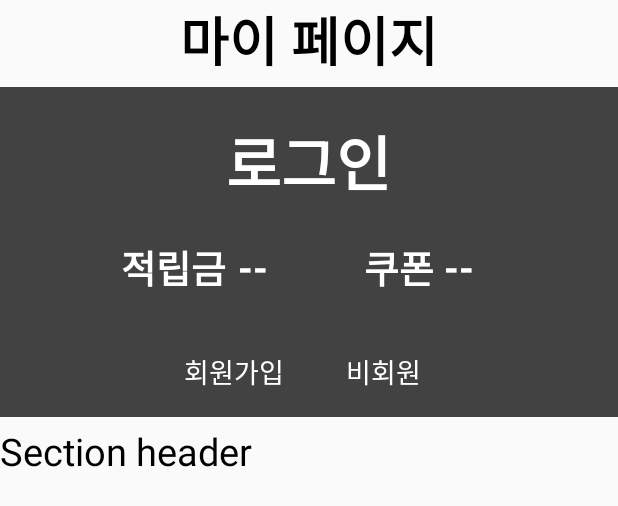
After one commit to minngz/Manzbuy_app, an Android app: the layout mypage_frame_fragment.xml on its own in the app's theme, with its tools: preview values and no code run, on a phone screen of 412 x 824 dp. The commit adds this screen. Shown: the top 506 px of the screen. Run offline under Robolectric (Android 15) with nearby library versions, the phone set to English and light mode, and no system bars.

Commit message:
[MOD] bookmark N mypage
bookmark, mypage modify

```diff
--- /dev/null
+++ b/app/src/main/res/layout/mypage_frame_fragment.xml
@@ -0,0 +1,147 @@
+<?xml version="1.0" encoding="utf-8"?>
+<RelativeLayout xmlns:android="http://schemas.android.com/apk/res/android"
+    android:layout_width="fill_parent"
+    android:layout_height="fill_parent"
+    xmlns:app="http://schemas.android.com/apk/res-auto">
+
+    <RelativeLayout
+        android:layout_width="fill_parent"
+        android:layout_height="fill_parent"
+        android:orientation="vertical">
+
+        <FrameLayout
+            android:id="@+id/mypage_top_id"
+            android:layout_width="match_parent"
+            android:layout_height="wrap_content"
+            android:layout_marginBottom="5dp">
+            <TextView
+                android:layout_width="wrap_content"
+                android:layout_height="wrap_content"
+                android:layout_gravity="center"
+                android:text="마이 페이지"
+                android:textStyle="bold"
+                android:textColor="#000000"
+                android:textSize="35dp"/>
+        </FrameLayout>
+
+        <ScrollView
+            android:layout_width="match_parent"
+            android:layout_height="match_parent"
+            android:fillViewport="true"
+            android:nestedScrollingEnabled="false"
+            android:layout_below="@+id/mypage_top_id">
+
+            <RelativeLayout
+                android:layout_width="match_parent"
+                android:layout_height="wrap_content"
+                android:orientation="vertical">
+                <FrameLayout
+                    android:id="@+id/login_frmae_id"
+                    android:layout_width="match_parent"
+                    android:layout_height="220dp"
+                    android:background="#424242"
+                    android:layout_marginBottom="5dp">
+                        <TextView
+                            android:id="@+id/login_btn"
+                            android:layout_width="wrap_content"
+                            android:layout_height="wrap_content"
+                            android:background="#00ff0000"
+                            android:text="로그인"
+                            android:textColor="@color/colorWhite"
+                            android:textSize="40dp"
+                            android:textStyle="bold"
+                            android:layout_gravity="center"
+                            android:layout_marginBottom="60dp"/>
+                        <TextView
+                            android:layout_width="wrap_content"
+                            android:layout_height="wrap_content"
+                            android:text="적립금"
+                            android:textColor="@color/colorWhite"
+                            android:textSize="25dp"
+                            android:textStyle="bold"
+                            android:layout_gravity="center"
+                            android:layout_marginRight="90dp"
+                            android:layout_marginTop="10dp"/>
+                        <TextView
+                            android:id="@+id/mypage_reserve_mod"
+                            android:layout_width="wrap_content"
+                            android:layout_height="wrap_content"
+                            android:text="--"
+                            android:textStyle="bold"
+                            android:textSize="25dp"
+                            android:textColor="@color/colorWhite"
+                            android:layout_gravity="center"
+                            android:layout_marginRight="37dp"
+                            android:layout_marginTop="10dp"/>
+                        <TextView
+                            android:layout_width="wrap_content"
+                            android:layout_height="wrap_content"
+                            android:textStyle="bold"
+                            android:textColor="@color/colorWhite"
+                            android:textSize="25dp"
+                            android:text="쿠폰"
+                            android:layout_gravity="center"
+                            android:layout_marginTop="10dp"
+                            android:layout_marginLeft="60dp"/>
+                        <TextView
+                            android:id="@+id/mypage_coupon_mod"
+                            android:layout_width="wrap_content"
+                            android:layout_height="wrap_content"
+                            android:text="--"
+                            android:textSize="25dp"
+                            android:textStyle="bold"
+                            android:textColor="@color/colorWhite"
+                            android:layout_gravity="center"
+                            android:layout_marginLeft="100dp"
+                            android:layout_marginTop="10dp"/>
+                        <TextView
+                            android:layout_width="wrap_content"
+                            android:layout_height="wrap_content"
+                            android:id="@+id/signUp_btn"
+                            android:text="회원가입"
+                            android:layout_gravity="center"
+                            android:textSize="18dp"
+                            android:textColor="@color/colorWhite"
+                            android:layout_marginTop="80dp"
+                            android:layout_marginRight="50dp"
+                            android:background="@android:color/transparent"/>
+
+                        <TextView
+                            android:layout_width="wrap_content"
+                            android:layout_height="wrap_content"
+                            android:id="@+id/noSignUp_btn"
+                            android:text="비회원"
+                            android:textSize="18dp"
+                            android:textColor="@color/colorWhite"
+                            android:background="#00ff0000"
+                            android:layout_gravity="center"
+                            android:layout_marginTop="80dp"
+                            android:layout_marginLeft="50dp"/>
+
+                </FrameLayout>
+
+                <TextView
+                    android:id="@+id/mypage_section"
+                    android:layout_below="@+id/login_frmae_id"
+                    android:layout_width="wrap_content"
+                    android:layout_height="wrap_content"
+                    android:textSize="25dp"
+                    android:text="Section header"
+                    android:textColor="#000000"
+                    android:layout_marginBottom="5dp"/>
+
+                    <android.support.v7.widget.RecyclerView
+                        android:id="@+id/mypage_recyclerView"
+                        android:layout_below="@+id/mypage_section"
+                        android:layout_width="match_parent"
+                        android:layout_height="wrap_content"
+                        android:nestedScrollingEnabled="false">
+
+                    </android.support.v7.widget.RecyclerView>
+
+            </RelativeLayout>
+
+        </ScrollView>
+    </RelativeLayout>
+
+</RelativeLayout>
--- a/app/src/main/res/values/colors.xml
+++ b/app/src/main/res/values/colors.xml
@@ -3,4 +3,6 @@
     <color name="colorPrimary">#008577</color>
     <color name="colorPrimaryDark">#00574B</color>
     <color name="colorAccent">#D81B60</color>
+    <color name="colorClear">#00ff0000</color>
+    <color name="colorWhite">#ffffff</color>
 </resources>
```
Also changed, not shown: app/src/main/java/com/example/manzbuy/BookmarkFrameFragment.java (added, +36 -0 lines), app/src/main/java/com/example/manzbuy/BookmarkItem.java (added, +57 -0 lines), app/src/main/java/com/example/manzbuy/BookmarkMarket.java (added, +57 -0 lines), app/src/main/java/com/example/manzbuy/BookmarkMarketRecyclerViewAdapter.java (added, +40 -0 lines), app/src/main/java/com/example/manzbuy/MypageContentsModel.java (added, +17 -0 lines), app/src/main/java/com/example/manzbuy/MypageSection.java (added, +32 -0 lines), app/src/main/java/com/example/manzbuy/bookmarkFragment.java (added, +23 -0 lines), app/src/main/res/layout/cardview_item_bookmark.xml (+22 -5 lines), app/src/main/res/layout/cardview_market.xml (+33 -32 lines), app/src/main/res/drawable/market_bookmark_off.PNG (deleted), app/src/main/res/drawable/market_bookmark_off.png (added), app/src/main/res/drawable/market_bookmark_on.PNG (deleted), app/src/main/res/drawable/market_bookmark_on.png (added).
